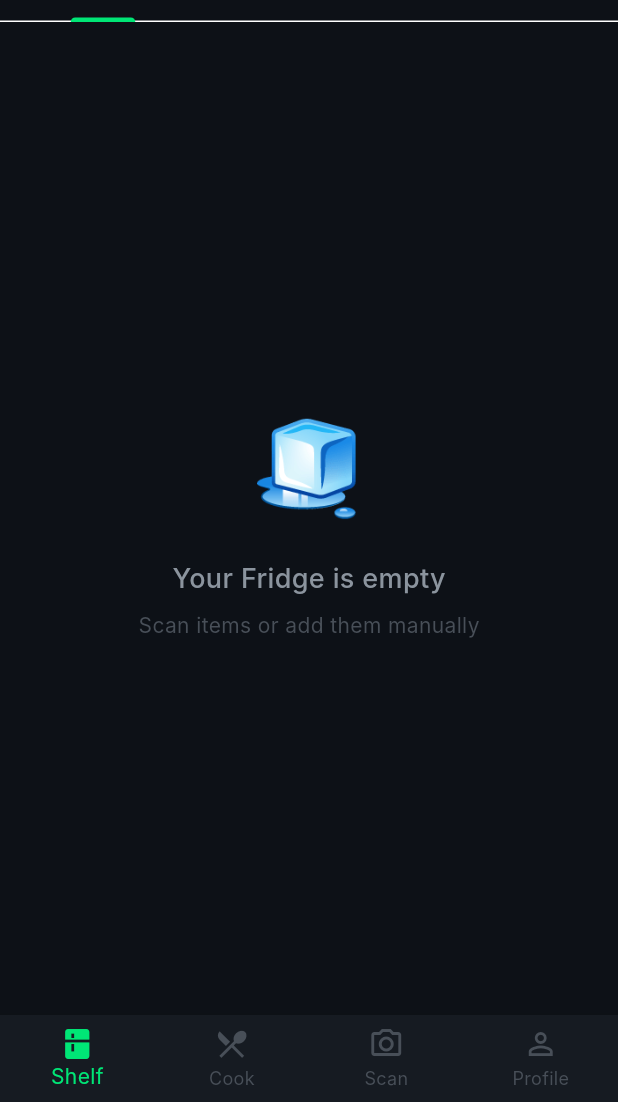
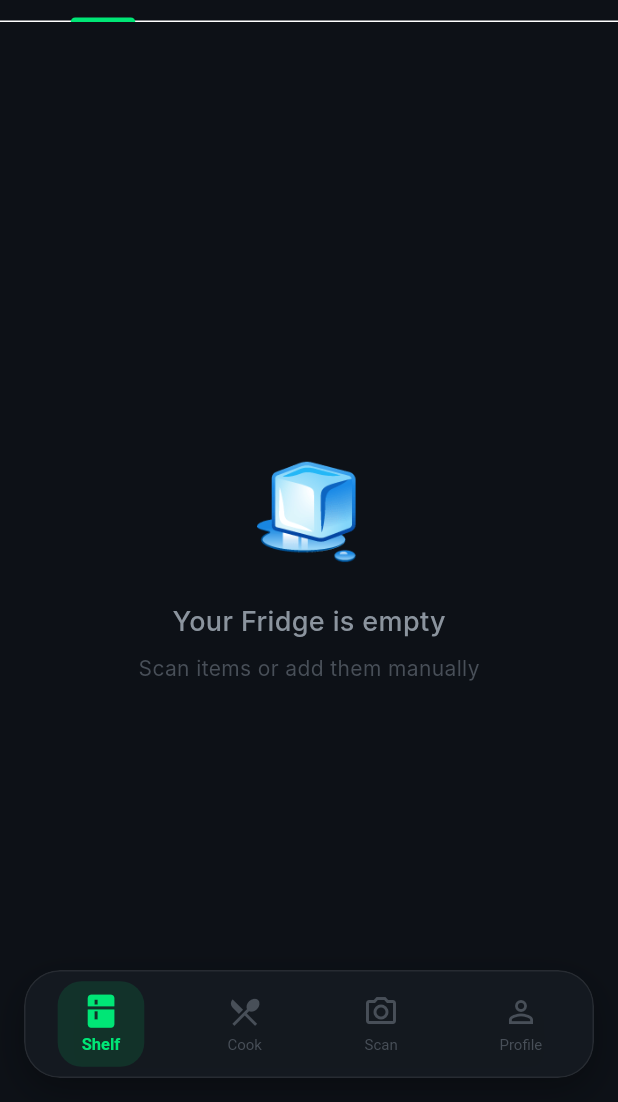
Before and after one commit to shukurillo0526/ifridge-frontend, a Flutter app: the screen it shows after launch, on a phone screen of 412 x 824 dp, the part 134-1236 px from its top. Run offline on Flutter 3.47's test engine with Material 3 defaults, Android fonts, the phone set to English and light mode, and no system bars; our stand-ins replace image_picker, supabase_flutter; accounts and stored records are empty; Roboto replaces fonts that are missing (Inter).

Commit message:
Phase 5: UI/UX polish - Glassmorphic floating bottom nav bar with blur + animated icons - Shimmer skeleton loaders for all screens (shelf, cook, profile) - Staggered slide-in card animations - Animated XP progress bar with gradient - Fade page transitions between tabs - Tier colors use design system palette (green/blue/amber/purple/grey)

```diff
--- a/lib/features/shelf/presentation/screens/living_shelf_screen.dart
+++ b/lib/features/shelf/presentation/screens/living_shelf_screen.dart
@@ -6,6 +6,8 @@
 import 'package:flutter/material.dart';
 import 'package:supabase_flutter/supabase_flutter.dart';
 import 'package:ifridge_app/core/theme/app_theme.dart';
+import 'package:ifridge_app/core/widgets/shimmer_loading.dart';
+import 'package:ifridge_app/core/widgets/slide_in_item.dart';
 import 'package:ifridge_app/features/shelf/domain/inventory_item.dart';
 import 'package:ifridge_app/features/shelf/presentation/widgets/inventory_item_card.dart';
 
@@ -130,17 +132,7 @@ class _LivingShelfScreenState extends State<LivingShelfScreen>
         ),
       ),
       body: _loading
-          ? const Center(
-              child: Column(
-                mainAxisSize: MainAxisSize.min,
-                children: [
-                  CircularProgressIndicator(color: AppTheme.accent),
-                  SizedBox(height: 16),
-                  Text('Loading inventory...',
-                      style: TextStyle(color: Colors.white70)),
-                ],
-              ),
-            )
+          ? const ShelfSkeleton()
           : _error != null
               ? _buildErrorState()
               : TabBarView(
@@ -328,8 +320,10 @@ class _LivingShelfScreenState extends State<LivingShelfScreen>
                 childAspectRatio: 0.72,
               ),
               delegate: SliverChildBuilderDelegate(
-                (context, index) =>
-                    InventoryItemCard(item: items[index]),
+                (context, index) => SlideInItem(
+                  delay: index * 60,
+                  child: InventoryItemCard(item: items[index]),
+                ),
                 childCount: items.length,
               ),
             ),
--- a/lib/main.dart
+++ b/lib/main.dart
@@ -1,6 +1,7 @@
 // I-Fridge — Application Entry Point
 // "Zero-Waste, Maximum Taste."
 
+import 'dart:ui';
 import 'package:flutter/material.dart';
 import 'package:ifridge_app/core/theme/app_theme.dart';
 import 'package:ifridge_app/features/shelf/presentation/screens/living_shelf_screen.dart';
@@ -32,7 +33,7 @@ class IFridgeApp extends StatelessWidget {
   }
 }
 
-/// Bottom navigation shell — the root layout of the app.
+/// Bottom navigation shell — glassmorphic animated bottom bar.
 class AppShell extends StatefulWidget {
   const AppShell({super.key});
 
@@ -40,7 +41,7 @@ class AppShell extends StatefulWidget {
   State<AppShell> createState() => _AppShellState();
 }
 
-class _AppShellState extends State<AppShell> {
+class _AppShellState extends State<AppShell> with TickerProviderStateMixin {
   int _currentIndex = 0;
 
   final List<Widget> _screens = const [
@@ -50,35 +51,162 @@ class _AppShellState extends State<AppShell> {
     ProfileScreen(),
   ];
 
+  static const _navItems = [
+    _NavItem(icon: Icons.kitchen_outlined, activeIcon: Icons.kitchen, label: 'Shelf'),
+    _NavItem(icon: Icons.restaurant_menu_outlined, activeIcon: Icons.restaurant_menu, label: 'Cook'),
+    _NavItem(icon: Icons.camera_alt_outlined, activeIcon: Icons.camera_alt, label: 'Scan'),
+    _NavItem(icon: Icons.person_outline, activeIcon: Icons.person, label: 'Profile'),
+  ];
+
   @override
   Widget build(BuildContext context) {
     return Scaffold(
-      body: IndexedStack(
-        index: _currentIndex,
-        children: _screens,
+      extendBody: true, // content goes behind the nav bar
+      body: AnimatedSwitcher(
+        duration: const Duration(milliseconds: 300),
+        switchInCurve: Curves.easeOut,
+        switchOutCurve: Curves.easeIn,
+        transitionBuilder: (child, animation) => FadeTransition(
+          opacity: animation,
+          child: child,
+        ),
+        child: KeyedSubtree(
+          key: ValueKey(_currentIndex),
+          child: _screens[_currentIndex],
+        ),
       ),
-      bottomNavigationBar: BottomNavigationBar(
+      bottomNavigationBar: _GlassNavBar(
         currentIndex: _currentIndex,
-        onTap: (index) => setState(() => _currentIndex = index),
-        items: const [
-          BottomNavigationBarItem(
-            icon: Icon(Icons.kitchen),
-            label: 'Shelf',
-          ),
-          BottomNavigationBarItem(
-            icon: Icon(Icons.restaurant_menu),
-            label: 'Cook',
-          ),
-          BottomNavigationBarItem(
-            icon: Icon(Icons.camera_alt_outlined),
-            label: 'Scan',
-          ),
-          BottomNavigationBarItem(
-            icon: Icon(Icons.person_outline),
-            label: 'Profile',
-          ),
-        ],
+        items: _navItems,
+        onTap: (i) => setState(() => _currentIndex = i),
       ),
     );
   }
 }
+
+// ── Glassmorphic Bottom Navigation Bar ─────────────────────────────
+
+class _NavItem {
+  final IconData icon;
+  final IconData activeIcon;
+  final String label;
+  const _NavItem({required this.icon, required this.activeIcon, required this.label});
+}
+
+class _GlassNavBar extends StatelessWidget {
+  final int currentIndex;
+  final List<_NavItem> items;
+  final ValueChanged<int> onTap;
+
+  const _GlassNavBar({
+    required this.currentIndex,
+    required this.items,
+    required this.onTap,
+  });
+
+  @override
+  Widget build(BuildContext context) {
+    return Container(
+      margin: const EdgeInsets.fromLTRB(16, 0, 16, 16),
+      decoration: BoxDecoration(
+        borderRadius: BorderRadius.circular(24),
+        boxShadow: [
+          BoxShadow(
+            color: Colors.black.withValues(alpha: 0.3),
+            blurRadius: 20,
+            offset: const Offset(0, 8),
+          ),
+        ],
+      ),
+      child: ClipRRect(
+        borderRadius: BorderRadius.circular(24),
+        child: BackdropFilter(
+          filter: ImageFilter.blur(sigmaX: 20, sigmaY: 20),
+          child: Container(
+            height: 72,
+            decoration: BoxDecoration(
+              color: IFridgeTheme.bgCard.withValues(alpha: 0.85),
+              borderRadius: BorderRadius.circular(24),
+              border: Border.all(
+                color: Colors.white.withValues(alpha: 0.08),
+              ),
+            ),
+            child: Row(
+              mainAxisAlignment: MainAxisAlignment.spaceAround,
+              children: List.generate(items.length, (i) {
+                final isActive = i == currentIndex;
+                final item = items[i];
+                return _NavBarButton(
+                  icon: isActive ? item.activeIcon : item.icon,
+                  label: item.label,
+                  isActive: isActive,
+                  onTap: () => onTap(i),
+                );
+              }),
+            ),
+          ),
+        ),
+      ),
+    );
+  }
+}
+
+class _NavBarButton extends StatelessWidget {
+  final IconData icon;
+  final String label;
+  final bool isActive;
+  final VoidCallback onTap;
+
+  const _NavBarButton({
+    required this.icon,
+    required this.label,
+    required this.isActive,
+    required this.onTap,
+  });
+
+  @override
+  Widget build(BuildContext context) {
+    return GestureDetector(
+      onTap: onTap,
+      behavior: HitTestBehavior.opaque,
+      child: AnimatedContainer(
+        duration: const Duration(milliseconds: 250),
+        curve: Curves.easeOutCubic,
+        padding: EdgeInsets.symmetric(
+          horizontal: isActive ? 16 : 12,
+          vertical: 8,
+        ),
+        decoration: BoxDecoration(
+          color: isActive
+              ? IFridgeTheme.primary.withValues(alpha: 0.12)
+              : Colors.transparent,
+          borderRadius: BorderRadius.circular(16),
+        ),
+        child: Column(
+          mainAxisSize: MainAxisSize.min,
+          children: [
+            AnimatedScale(
+              scale: isActive ? 1.1 : 1.0,
+              duration: const Duration(milliseconds: 200),
+              child: Icon(
+                icon,
+                size: 24,
+                color: isActive ? IFridgeTheme.primary : IFridgeTheme.textMuted,
+              ),
+            ),
+            const SizedBox(height: 4),
+            AnimatedDefaultTextStyle(
+              duration: const Duration(milliseconds: 200),
+              style: TextStyle(
+                fontSize: isActive ? 11 : 10,
+                fontWeight: isActive ? FontWeight.w600 : FontWeight.w400,
+                color: isActive ? IFridgeTheme.primary : IFridgeTheme.textMuted,
+              ),
+              child: Text(label),
+            ),
+          ],
+        ),
+      ),
+    );
+  }
+}
```
Also changed, not shown: lib/core/widgets/shimmer_loading.dart (added, +143 -0 lines), lib/core/widgets/slide_in_item.dart (added, +68 -0 lines), lib/features/cook/presentation/screens/cook_screen.dart (+12 -17 lines), lib/features/profile/presentation/screens/profile_screen.dart (+18 -19 lines).
